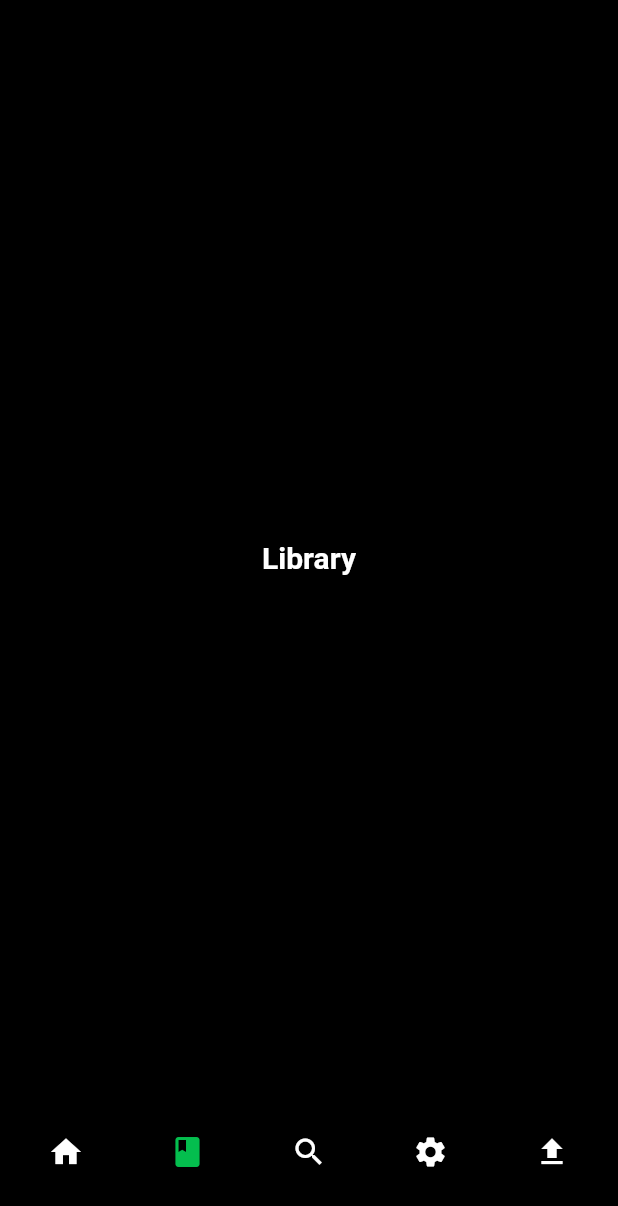
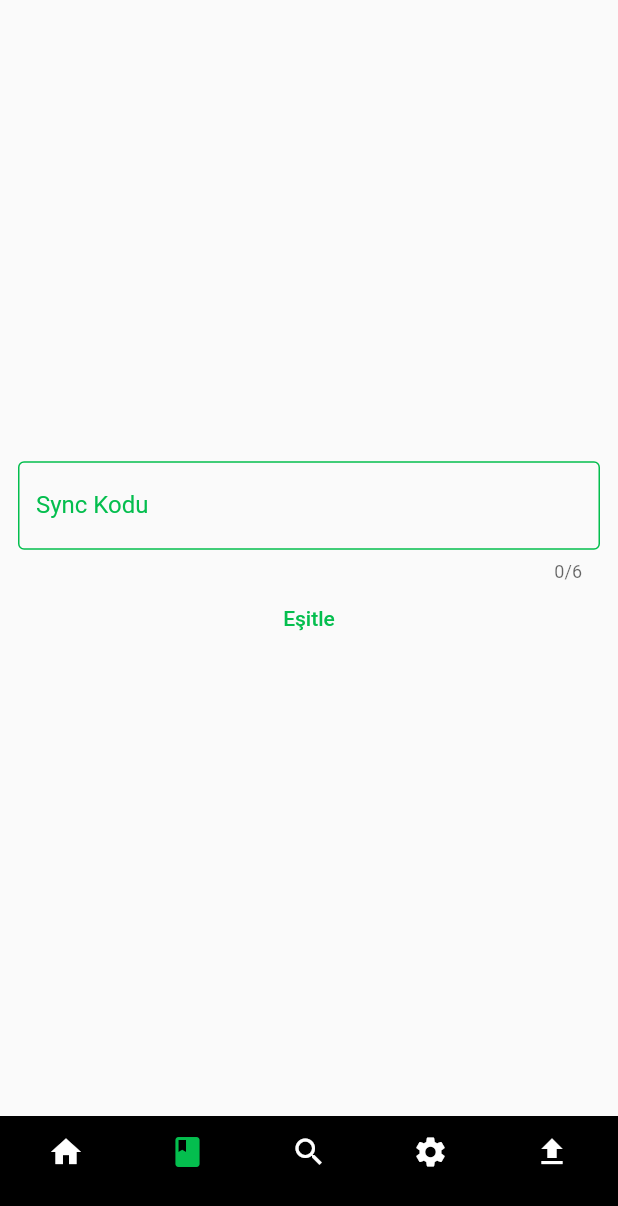
Before and after one commit to kadirgulluoglu/Sync-Music, a Flutter app: the screen it shows after launch, item 2 of the bottom bar chosen, on a phone screen of 412 x 824 dp. Shown: the top 1206 px of the screen. Run offline on Flutter 3.47's test engine with Material 2 defaults, Android fonts, the light colour scheme and no system bars; our stand-ins replace audioplayers, cloud_firestore, file_picker, firebase_core, firebase_storage, page_transition; accounts and stored records are empty.

Commit message:
add syncmusic page

```diff
--- a/lib/screens/root_app.dart
+++ b/lib/screens/root_app.dart
@@ -1,6 +1,7 @@
 import 'package:cloud_firestore/cloud_firestore.dart';
 import 'package:flutter/material.dart';
 import 'package:page_transition/page_transition.dart';
+import 'package:youtube_sync_music/screens/sync_music.dart';
 import 'package:youtube_sync_music/screens/upload_music_page.dart';
 
 import '../theme/colors.dart';
@@ -27,13 +28,7 @@ class _RootAppState extends State<RootApp> {
       index: activeTab,
       children: [
         HomePage(),
-        Center(
-          child: Text(
-            "Library",
-            style: TextStyle(
-                fontSize: 20, color: white, fontWeight: FontWeight.bold),
-          ),
-        ),
+        syncMusic(),
         Center(
           child: Text(
             "Search",
@@ -43,7 +38,7 @@ class _RootAppState extends State<RootApp> {
         ),
         Center(
           child: Text(
-            "ASD",
+            "Setings",
             style: TextStyle(
                 fontSize: 20, color: white, fontWeight: FontWeight.bold),
           ),
--- /dev/null
+++ b/lib/screens/sync_music.dart
@@ -0,0 +1,68 @@
+import 'package:cloud_firestore/cloud_firestore.dart';
+import 'package:cloud_firestore/cloud_firestore.dart';
+import 'package:flutter/cupertino.dart';
+import 'package:flutter/material.dart';
+import 'package:flutter/rendering.dart';
+import 'package:flutter/services.dart';
+import 'package:page_transition/page_transition.dart';
+import 'package:youtube_sync_music/screens/sync_music_player.dart';
+import 'package:youtube_sync_music/theme/colors.dart';
+
+class syncMusic extends StatefulWidget {
+  const syncMusic({Key? key}) : super(key: key);
+
+  @override
+  State<syncMusic> createState() => _syncMusicState();
+}
+
+class _syncMusicState extends State<syncMusic> {
+  TextEditingController syncController = TextEditingController();
+  @override
+  Widget build(BuildContext context) {
+    return Scaffold(
+      body: loginSync(),
+    );
+  }
+
+  loginSync() {
+    return Padding(
+      padding: const EdgeInsets.all(12.0),
+      child: Column(
+        mainAxisAlignment: MainAxisAlignment.center,
+        crossAxisAlignment: CrossAxisAlignment.center,
+        children: [
+          TextField(
+            maxLength: 6,
+            enableIMEPersonalizedLearning: false,
+            keyboardType: TextInputType.number,
+            controller: syncController,
+            decoration: InputDecoration(
+                focusedBorder: OutlineInputBorder(
+                    borderSide: BorderSide(color: primary, width: 2)),
+                enabledBorder: OutlineInputBorder(
+                    borderSide: BorderSide(color: primary, width: 1)),
+                border: OutlineInputBorder(
+                    borderSide: BorderSide(color: primary, width: 3)),
+                labelText: 'Sync Kodu',
+                labelStyle: TextStyle(color: primary)),
+            textInputAction: TextInputAction.done,
+          ),
+          MaterialButton(
+            onPressed: () async {
+              Navigator.pushReplacement(
+                  context,
+                  PageTransition(
+                      alignment: Alignment.bottomCenter,
+                      child: SyncMusicPlayer(docId: syncController.text),
+                      type: PageTransitionType.scale));
+            },
+            child: Text(
+              "Eşitle",
+              style: TextStyle(color: primary),
+            ),
+          )
+        ],
+      ),
+    );
+  }
+}
--- a/pubspec.yaml
+++ b/pubspec.yaml
@@ -39,8 +39,6 @@ dependencies:
   cloud_firestore:
   firebase_storage:
   file_picker:
-  provider:
-  get_it:
 dev_dependencies:
   flutter_test:
     sdk: flutter
```
Also changed, not shown: lib/screens/music_detail_page.dart (+66 -8 lines), lib/screens/sync_music_player.dart (added, +49 -0 lines).
